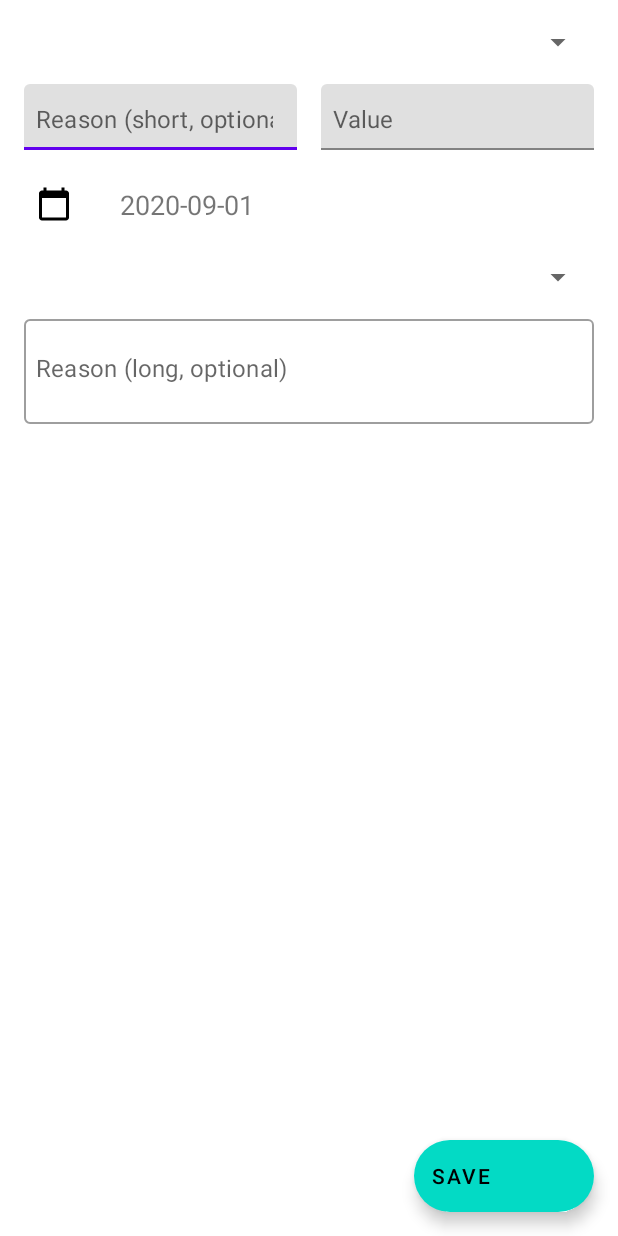
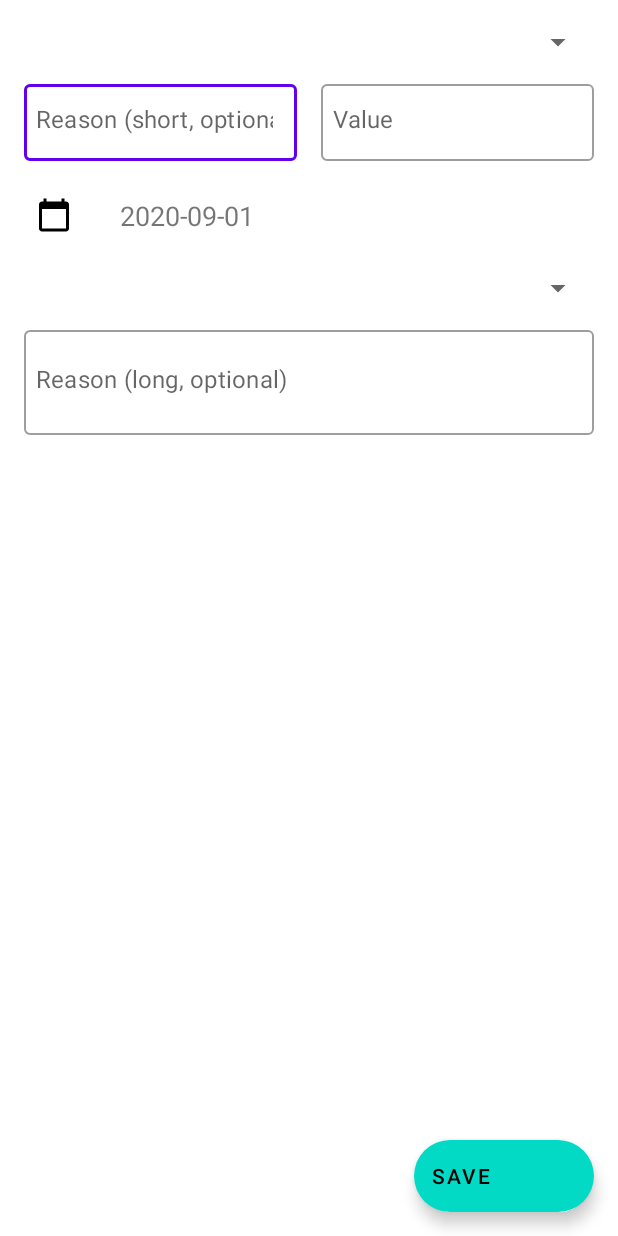
Before and after one commit to tretum/trackmydebt, an Android app: the layout fragment_add_transaction.xml on its own in the app's theme, with its tools: preview values and no code run, on a phone screen of 412 x 824 dp. Run offline under Robolectric (Android 15) with nearby library versions, the phone set to English and light mode, and no system bars.

Commit message:
Update transaction edit text styles

```diff
--- a/app/src/main/res/layout/fragment_add_transaction.xml
+++ b/app/src/main/res/layout/fragment_add_transaction.xml
@@ -32,6 +32,7 @@
                 android:layout_width="0dp"
                 android:layout_height="wrap_content"
                 android:layout_marginTop="16dp"
+                style="@style/Widget.MaterialComponents.TextInputLayout.OutlinedBox"
                 app:layout_constraintStart_toStartOf="parent"
                 app:layout_constraintEnd_toStartOf="@id/til_value_input"
                 app:layout_constraintTop_toBottomOf="@id/sp_transaction_cause_selector"
@@ -55,6 +56,7 @@
                 android:layout_width="0dp"
                 android:layout_height="wrap_content"
                 android:layout_marginVertical="16dp"
+                style="@style/Widget.MaterialComponents.TextInputLayout.OutlinedBox"
                 app:layout_constraintStart_toEndOf="@id/til_reason_short_input"
                 app:layout_constraintEnd_toEndOf="parent"
                 app:layout_constraintTop_toTopOf="@id/til_reason_short_input"
```
